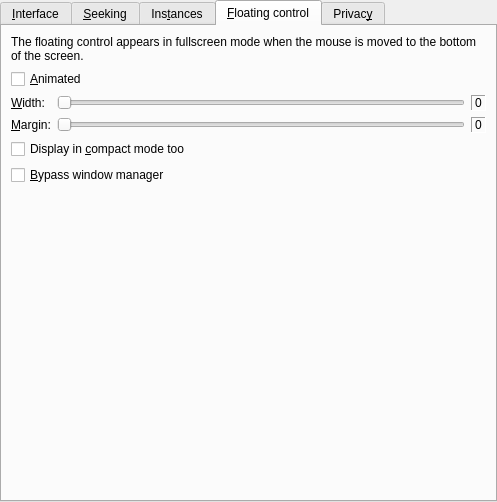
Before: the Qt Designer form src/prefinterface.ui in bitwiseworks/smplayer-os2, drawn with Qt 5.
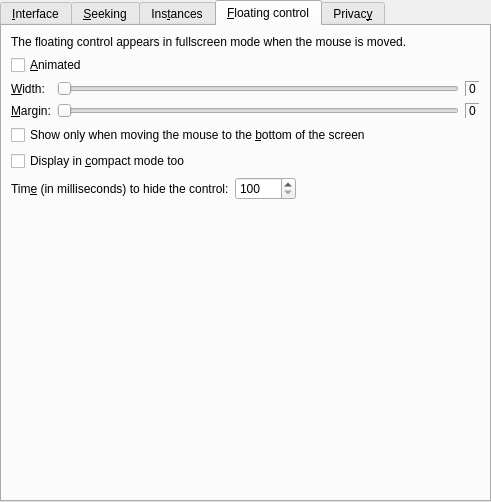
After: the same form once the commit is applied. The open tabs and pages were chosen to show the change. Custom widgets are drawn as their Qt base class.

The edit to the form file:
```diff
--- a/src/prefinterface.ui
+++ b/src/prefinterface.ui
@@ -6,7 +6,7 @@
    <rect>
     <x>0</x>
     <y>0</y>
-    <width>497</width>
+    <width>491</width>
     <height>502</height>
    </rect>
   </property>
@@ -637,11 +637,11 @@
       <attribute name="title">
        <string>&amp;Floating control</string>
       </attribute>
-      <layout class="QVBoxLayout">
+      <layout class="QVBoxLayout" name="verticalLayout_6">
        <item>
         <widget class="QLabel" name="label_6">
          <property name="text">
-          <string>The floating control appears in fullscreen mode when the mouse is moved to the bottom of the screen.</string>
+          <string>The floating control appears in fullscreen mode when the mouse is moved.</string>
          </property>
          <property name="wordWrap">
           <bool>true</bool>
@@ -725,6 +725,13 @@
          </item>
         </layout>
        </item>
+       <item>
+        <widget class="QCheckBox" name="floating_move_bottom_check">
+         <property name="text">
+          <string>Show only when moving the mouse to the &amp;bottom of the screen</string>
+         </property>
+        </widget>
+       </item>
        <item>
         <widget class="QCheckBox" name="floating_compact_check">
          <property name="text">
@@ -733,11 +740,41 @@
         </widget>
        </item>
        <item>
-        <widget class="QCheckBox" name="floating_bypass_wm_check">
-         <property name="text">
-          <string>&amp;Bypass window manager</string>
-         </property>
-        </widget>
+        <layout class="QHBoxLayout" name="horizontalLayout_2">
+         <item>
+          <widget class="QLabel" name="label_5">
+           <property name="text">
+            <string>Tim&amp;e (in milliseconds) to hide the control:</string>
+           </property>
+           <property name="buddy">
+            <cstring>floating_hide_delay_spin</cstring>
+           </property>
+          </widget>
+         </item>
+         <item>
+          <widget class="QSpinBox" name="floating_hide_delay_spin">
+           <property name="minimum">
+            <number>100</number>
+           </property>
+           <property name="maximum">
+            <number>10000</number>
+           </property>
+          </widget>
+         </item>
+         <item>
+          <spacer name="horizontalSpacer_2">
+           <property name="orientation">
+            <enum>Qt::Horizontal</enum>
+           </property>
+           <property name="sizeHint" stdset="0">
+            <size>
+             <width>40</width>
+             <height>20</height>
+            </size>
+           </property>
+          </spacer>
+         </item>
+        </layout>
        </item>
        <item>
         <spacer>
```
Left out of the diff: 10 changed lines with no effect on the pictures.
